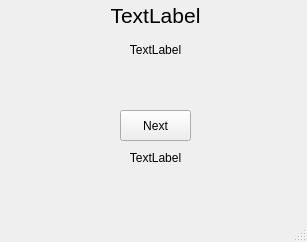
Lenadros/PythonAutopatcher, file MainUI.ui: the form before one commit.
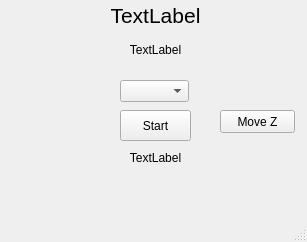
The form after the commit.

What changed in the file:
```diff
--- a/MainUI.ui
+++ b/MainUI.ui
@@ -24,7 +24,16 @@
      </rect>
     </property>
     <property name="text">
-     <string>Next</string>
+     <string>Start</string>
+    </property>
+    <property name="checkable">
+     <bool>false</bool>
+    </property>
+    <property name="default">
+     <bool>false</bool>
+    </property>
+    <property name="flat">
+     <bool>false</bool>
     </property>
    </widget>
    <widget class="QLabel" name="label">
@@ -80,6 +89,29 @@
      <set>Qt::AlignCenter</set>
     </property>
    </widget>
+   <widget class="QComboBox" name="comboBox">
+    <property name="geometry">
+     <rect>
+      <x>120</x>
+      <y>80</y>
+      <width>69</width>
+      <height>22</height>
+     </rect>
+    </property>
+   </widget>
+   <widget class="QPushButton" name="pushButton_2">
+    <property name="geometry">
+     <rect>
+      <x>220</x>
+      <y>110</y>
+      <width>75</width>
+      <height>23</height>
+     </rect>
+    </property>
+    <property name="text">
+     <string>Move Z</string>
+    </property>
+   </widget>
   </widget>
   <widget class="QMenuBar" name="menubar">
    <property name="geometry">
```
